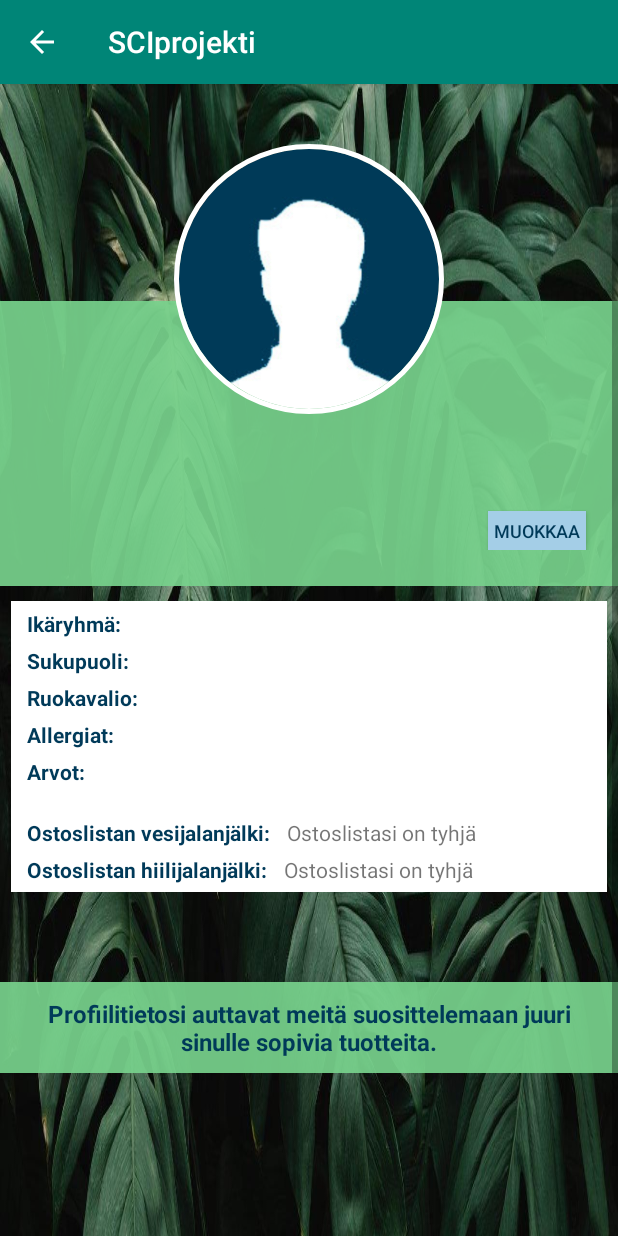
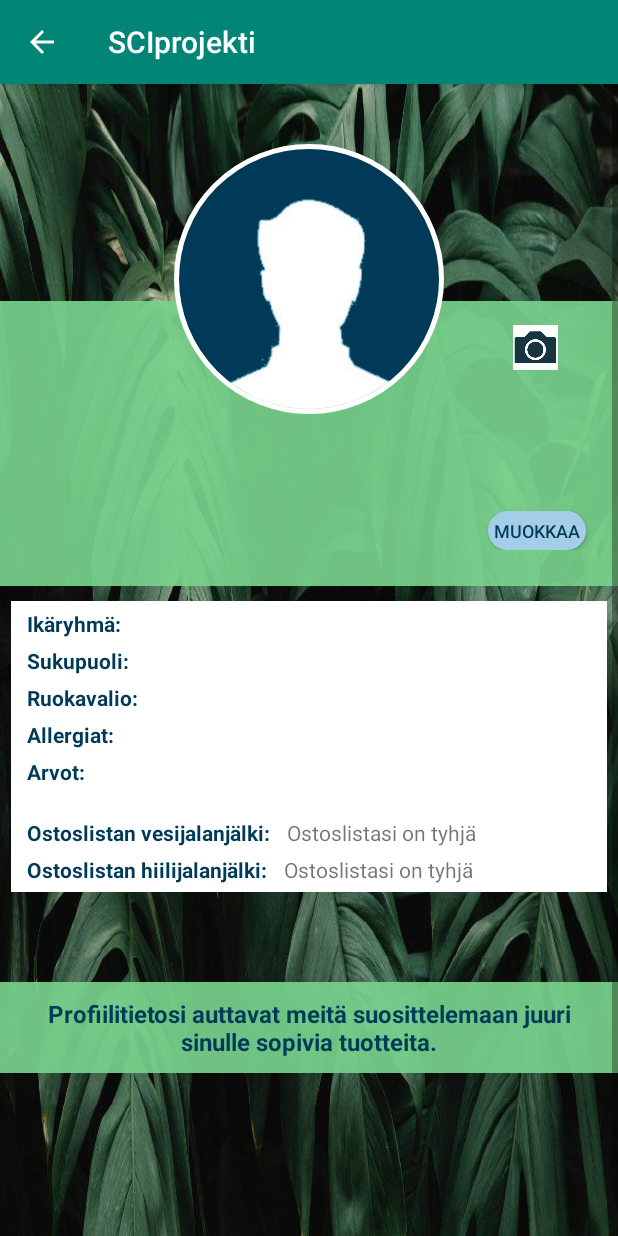
Before and after one commit to hemmlin/SCI_app, an Android app: the ProfiiliActivity screen opened directly, with no data from a screen before it, on a phone screen of 412 x 824 dp. Run offline under Robolectric (Android 15) with nearby library versions, the phone set to English and light mode, and no system bars; our stand-ins replace CircleImageView.

Commit message:
Profiilikuvan lisääminen (tallennus ei toimi)

```diff
--- a/app/src/main/java/com/example/sciprojekti/ProfiiliActivity.java
+++ b/app/src/main/java/com/example/sciprojekti/ProfiiliActivity.java
@@ -5,12 +5,26 @@ import androidx.appcompat.app.AppCompatActivity;
 import android.content.Context;
 import android.content.Intent;
 import android.content.SharedPreferences;
+import android.database.Cursor;
+import android.graphics.Bitmap;
+import android.graphics.BitmapFactory;
 import android.graphics.Color;
+import android.net.Uri;
 import android.os.Bundle;
+import android.os.Environment;
+import android.provider.MediaStore;
+import android.util.Base64;
+import android.util.Log;
 import android.widget.Button;
+import android.widget.ImageView;
 import android.widget.TextView;
 import android.view.View;
 import android.widget.Toast;
+
+import java.io.ByteArrayOutputStream;
+import java.io.File;
+import java.io.FileInputStream;
+import java.net.URI;
 
 import static com.example.sciprojekti.Profiilinluonti.sIkaryhma;
 import static com.example.sciprojekti.Profiilinluonti.sAllergiat;
@@ -20,6 +34,14 @@ import static com.example.sciprojekti.Profiilinluonti.sSukupuoli;
 import static com.example.sciprojekti.Profiilinluonti.sKotimaisuus;
 
 public class ProfiiliActivity extends AppCompatActivity {
+
+    public static final String sProfiilikuva = "key_save_profiilikuva";
+    /**private Bitmap bitmap;
+    String selectedImagePath;*/
+    private static final int PICK_IMAGE = 100;
+    Uri imageUri;
+    ImageView imageView;
+    /**Bitmap imageBitMap;*/
 
     public static final String MyPREFERENCES = "MyPrefs" ;
     SharedPreferences sharedPreferences;
@@ -60,11 +82,19 @@ public class ProfiiliActivity extends AppCompatActivity {
             toast.show();
         }
 
+        /**Avaa kuvagallerian, kun käyttäjä klikkaa kameranappia*/
+        imageView = (ImageView)findViewById(R.id.profile);
+        Button buttonLoadImage = (Button) findViewById(R.id.buttonLoadPicture);
+        buttonLoadImage.setOnClickListener(new View.OnClickListener() {
+            @Override
+            public void onClick(View v) {
+                openGallery();
+            }
+        });
+
         /**TO DO
-         * ruokakunta, allergiat, slaiderit vesi- ja hiilijalanjäljelle
          * ostoslistan jakamisnappi
-         * mainiin neljäs nappi? kauppalistan jakamiseen liittyen
-         * RGB:t taltee*/
+         * mainiin neljäs nappi?? kauppalistan jakamiseen liittyen*/
 
         /**Siirry muokkausscreeniin*/
         Button editbtn = (Button)findViewById(R.id.edit);
@@ -76,6 +106,39 @@ public class ProfiiliActivity extends AppCompatActivity {
             }
         });
     }
+
+    /**Avaa gallerian*/
+    private void openGallery() {
+        Intent gallery = new Intent(Intent.ACTION_PICK, MediaStore.Images.Media.INTERNAL_CONTENT_URI);
+        startActivityForResult(gallery, PICK_IMAGE);
+    }
+
+    /**Asettaa kuvan profiiliin*/
+    @Override
+    protected void onActivityResult(int requestCode, int resultCode, Intent data){
+        super.onActivityResult(requestCode, resultCode, data);
+        if (resultCode == RESULT_OK && requestCode == PICK_IMAGE){
+            imageUri = data.getData();
+            /**if (imageUri != null) {
+                selectedImagePath = imageUri.getPath();
+                electedImagePath = getRealPathFromURI(imageUri);
+                SharedPreferences.Editor editor = sharedPreferences.edit();
+                editor.putString(sProfiilikuva, selectedImagePath);
+                editor.apply();
+            }*/
+            imageView.setImageURI(imageUri);
+        }
+    }
+
+    /**public String getRealPathFromURI(Uri uri) {
+        String[] projection = { MediaStore.Images.Media.DATA };
+        @SuppressWarnings("deprecation")
+        Cursor cursor = managedQuery(uri, projection, null, null, null);
+        int column_index = cursor
+                .getColumnIndexOrThrow(MediaStore.Images.Media.DATA);
+        cursor.moveToFirst();
+        return cursor.getString(column_index);
+    }*/
 
     /**Haetaan datat, kun äpsi avataan uudestaan*/
     @Override
@@ -93,6 +156,7 @@ public class ProfiiliActivity extends AppCompatActivity {
         TextView ruokavalio = findViewById(R.id.prof_ruokavalio);
         TextView kotimaisuus = findViewById(R.id.prof_arvot);
 
+
         /**Asetetaan haluttu teksti oikeeseen boksiin*/
         nimi.setText(sharedPreferences.getString(sNimi,""));
         ikaryhma.setText(sharedPreferences.getString(sIkaryhma,""));
@@ -100,6 +164,26 @@ public class ProfiiliActivity extends AppCompatActivity {
         allergiat.setText(sharedPreferences.getString(sAllergiat,""));
         ruokavalio.setText(sharedPreferences.getString(sRuokavalio,""));
         kotimaisuus.setText(sharedPreferences.getString(sKotimaisuus, ""));
+
+        /**String uriBackStr = sharedPreferences.getString(sProfiilikuva, "");
+        ImageView profView = findViewById(R.id.profile);
+        profView.setImageResource(R.drawable.vesi);
+        Uri uriBack = Uri.parse(uriBackStr);
+        profView.setImageURI(uriBack);
+        File imgFile = new  File(sharedPreferences.getString(sProfiilikuva, ""));
+
+        if (imgFile.exists()){
+            ImageView profView = findViewById(R.id.profile);
+            profView.setImageURI(Uri.fromFile(imgFile));
+
+        }*/
+
+        /**if (uriBackStr != null) {
+            Uri uriBack = Uri.parse(uriBackStr);
+            profView.setImageURI(uriBack);
+        } else {
+            profView.setImageResource(R.drawable.vesi);
+        }*/
     }
 
     /**Tallentaa datan, kun käyttäjä sulkee äpsin*/
@@ -127,6 +211,7 @@ public class ProfiiliActivity extends AppCompatActivity {
         myEdit.putString(sAllergiat,allergiat.getText().toString().trim());
         myEdit.putString(sRuokavalio,ruokavalio.getText().toString().trim());
         myEdit.putString(sKotimaisuus,kotimaisuus.getText().toString().trim());
+        /**myEdit.putString(sProfiilikuva, selectedImagePath);*/
 
         myEdit.apply();
     }
--- a/app/src/main/java/com/example/sciprojekti/Profiilinluonti.java
+++ b/app/src/main/java/com/example/sciprojekti/Profiilinluonti.java
@@ -8,7 +8,6 @@ import android.content.SharedPreferences;
 import android.os.Bundle;
 import android.view.View;
 import android.widget.Button;
-import android.widget.CompoundButton;
 import android.widget.EditText;
 import android.widget.Spinner;
 import android.widget.Switch;
--- /dev/null
+++ b/app/src/main/res/drawable/camerabutton.xml
@@ -0,0 +1,4 @@
+<?xml version="1.0" encoding="utf-8"?>
+<selector xmlns:android="http://schemas.android.com/apk/res/android">
+    <item android:drawable="@drawable/camera" />
+</selector>
--- /dev/null
+++ b/app/src/main/res/drawable/lightblueroundedbutton.xml
@@ -0,0 +1,9 @@
+<?xml version="1.0" encoding="utf-8"?>
+<shape xmlns:android="http://schemas.android.com/apk/res/android"
+    android:shape="rectangle">
+    <solid android:color="#A4CEE7" />
+    <corners android:bottomRightRadius="30dp"
+        android:bottomLeftRadius="30dp"
+        android:topRightRadius="30dp"
+        android:topLeftRadius="30dp"/>
+</shape>
--- a/app/src/main/res/layout/activity_profiili.xml
+++ b/app/src/main/res/layout/activity_profiili.xml
@@ -1,7 +1,6 @@
 <?xml version="1.0" encoding="utf-8"?>
 <ScrollView xmlns:android="http://schemas.android.com/apk/res/android"
     xmlns:app="http://schemas.android.com/apk/res-auto"
-    xmlns:tools="http://schemas.android.com/tools"
 
     android:layout_width="match_parent"
     android:layout_height="match_parent">
@@ -20,11 +19,6 @@
             android:background="?attr/selectableItemBackgroundBorderless"
             android:scaleType="centerCrop"
             android:contentDescription="@string/contentdesc" />
-
-        <!--
-            Näihin riveihin saa laitettuu taustakuvan
-            android:src="@drawable/nav_menu_header_bg"
-            app:srcCompat="@drawable/nav_menu_header_bg"-->
 
         <de.hdodenhof.circleimageview.CircleImageView
 
@@ -77,10 +71,26 @@
                 android:layout_marginEnd="21dp"
                 android:layout_marginRight="21dp"
                 android:layout_marginBottom="0dp"
-                android:background="#A4CEE7"
+                android:background="@drawable/lightblueroundedbutton"
                 android:text="@string/edit_button"
                 android:textColor="#003A59"
                 android:textSize="12sp" />
+
+            <Button
+                android:id="@+id/buttonLoadPicture"
+                android:layout_width="30dp"
+                android:layout_height="30dp"
+                android:layout_alignParentStart="true"
+                android:layout_alignParentLeft="true"
+                android:layout_alignParentTop="true"
+                android:layout_marginStart="342dp"
+                android:layout_marginLeft="342dp"
+                android:layout_marginTop="16dp"
+                android:layout_marginEnd="21dp"
+                android:layout_marginRight="21dp"
+                android:background="@drawable/camerabutton"
+                android:scaleType="centerCrop"
+                app:layout_constraintStart_toStartOf="parent" />
 
         </RelativeLayout>
 
--- a/app/src/main/res/layout/activity_profiilinluonti.xml
+++ b/app/src/main/res/layout/activity_profiilinluonti.xml
@@ -47,7 +47,7 @@
         android:layout_width="wrap_content"
         android:layout_height="wrap_content"
         android:layout_marginBottom="15dp"
-        android:background="#A4CEE7"
+        android:background="@drawable/lightblueroundedbutton"
         android:hint="@string/ok_button"
         android:text="@android:string/ok"
         android:textColor="#003A59"
--- a/app/src/main/res/values/strings.xml
+++ b/app/src/main/res/values/strings.xml
@@ -33,7 +33,6 @@
     <string name="profiili_desc">Profiilitietosi auttavat meitä suosittelemaan juuri sinulle sopivia tuotteita.</string>
 
     <string name="edit_button">Muokkaa</string>
-
     <!-- Muokkaa profiilia -->
     <string name="muokkaa_profiilia">Muokkaa profiilia</string>
     <string name="syota_nimi">Nimi</string>
```
Also changed, not shown: app/src/main/res/drawable/camera.png (added).
